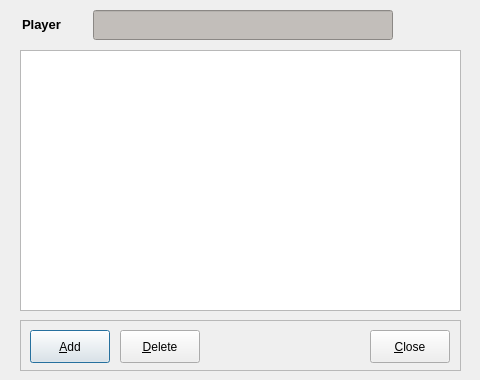
Above: code/pyqt/gui/playerhistory_entry.ui from soccermetrics/marcotti-desktop before the change. Below: the same form after it.
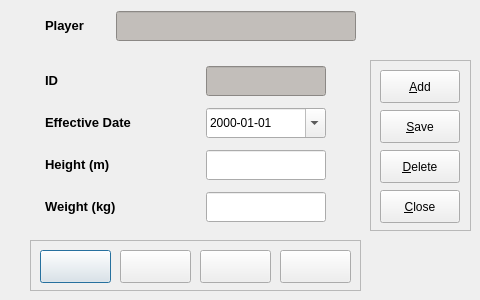
That is the form after the change. Icons and pictures are not drawn.

Commit message: Redesigned Player History UI, replaced table view with widget form (#12)

Diff of the .ui file:
```diff
--- a/code/pyqt/gui/playerhistory_entry.ui
+++ b/code/pyqt/gui/playerhistory_entry.ui
@@ -7,41 +7,181 @@
     <x>0</x>
     <y>0</y>
     <width>480</width>
-    <height>380</height>
+    <height>300</height>
    </rect>
   </property>
   <property name="minimumSize">
    <size>
     <width>480</width>
-    <height>380</height>
+    <height>300</height>
    </size>
   </property>
   <property name="maximumSize">
    <size>
     <width>480</width>
-    <height>380</height>
+    <height>300</height>
    </size>
   </property>
   <property name="windowTitle">
    <string>Height/Weight History</string>
   </property>
-  <widget class="QTableView" name="playerHistory">
+  <widget class="QFrame" name="frame_2">
    <property name="geometry">
     <rect>
-     <x>20</x>
-     <y>50</y>
-     <width>441</width>
-     <height>261</height>
+     <x>30</x>
+     <y>240</y>
+     <width>331</width>
+     <height>51</height>
     </rect>
    </property>
+   <property name="frameShape">
+    <enum>QFrame::StyledPanel</enum>
+   </property>
+   <property name="frameShadow">
+    <enum>QFrame::Raised</enum>
+   </property>
+   <widget class="QPushButton" name="firstEntry">
+    <property name="geometry">
+     <rect>
+      <x>10</x>
+      <y>10</y>
+      <width>71</width>
+      <height>33</height>
+     </rect>
+    </property>
+    <property name="minimumSize">
+     <size>
+      <width>71</width>
+      <height>33</height>
+     </size>
+    </property>
+    <property name="maximumSize">
+     <size>
+      <width>71</width>
+      <height>33</height>
+     </size>
+    </property>
+    <property name="toolTip">
+     <string>First Entry</string>
+    </property>
+    <property name="text">
+     <string/>
+    </property>
+    <property name="icon">
+     <iconset resource="fmrd_resources.qrc">
+      <normaloff>:/images/first.png</normaloff>:/images/first.png</iconset>
+    </property>
+    <property name="iconSize">
+     <size>
+      <width>16</width>
+      <height>16</height>
+     </size>
+    </property>
+   </widget>
+   <widget class="QPushButton" name="prevEntry">
+    <property name="geometry">
+     <rect>
+      <x>90</x>
+      <y>10</y>
+      <width>71</width>
+      <height>33</height>
+     </rect>
+    </property>
+    <property name="minimumSize">
+     <size>
+      <width>71</width>
+      <height>33</height>
+     </size>
+    </property>
+    <property name="maximumSize">
+     <size>
+      <width>71</width>
+      <height>33</height>
+     </size>
+    </property>
+    <property name="toolTip">
+     <string>Previous Entry</string>
+    </property>
+    <property name="text">
+     <string/>
+    </property>
+    <property name="icon">
+     <iconset resource="fmrd_resources.qrc">
+      <normaloff>:/images/prev.png</normaloff>:/images/prev.png</iconset>
+    </property>
+   </widget>
+   <widget class="QPushButton" name="nextEntry">
+    <property name="geometry">
+     <rect>
+      <x>170</x>
+      <y>10</y>
+      <width>71</width>
+      <height>33</height>
+     </rect>
+    </property>
+    <property name="minimumSize">
+     <size>
+      <width>71</width>
+      <height>33</height>
+     </size>
+    </property>
+    <property name="maximumSize">
+     <size>
+      <width>71</width>
+      <height>33</height>
+     </size>
+    </property>
+    <property name="toolTip">
+     <string>Next Entry</string>
+    </property>
+    <property name="text">
+     <string/>
+    </property>
+    <property name="icon">
+     <iconset resource="fmrd_resources.qrc">
+      <normaloff>:/images/next.png</normaloff>:/images/next.png</iconset>
+    </property>
+   </widget>
+   <widget class="QPushButton" name="lastEntry">
+    <property name="geometry">
+     <rect>
+      <x>250</x>
+      <y>10</y>
+      <width>71</width>
+      <height>33</height>
+     </rect>
+    </property>
+    <property name="minimumSize">
+     <size>
+      <width>71</width>
+      <height>33</height>
+     </size>
+    </property>
+    <property name="maximumSize">
+     <size>
+      <width>71</width>
+      <height>33</height>
+     </size>
+    </property>
+    <property name="toolTip">
+     <string>Last Entry</string>
+    </property>
+    <property name="text">
+     <string/>
+    </property>
+    <property name="icon">
+     <iconset resource="fmrd_resources.qrc">
+      <normaloff>:/images/last.png</normaloff>:/images/last.png</iconset>
+    </property>
+   </widget>
   </widget>
   <widget class="QFrame" name="frame">
    <property name="geometry">
     <rect>
-     <x>20</x>
-     <y>320</y>
-     <width>441</width>
-     <height>51</height>
+     <x>370</x>
+     <y>60</y>
+     <width>101</width>
+     <height>171</height>
     </rect>
    </property>
    <property name="frameShape">
@@ -50,6 +190,102 @@
    <property name="frameShadow">
     <enum>QFrame::Raised</enum>
    </property>
+   <widget class="QPushButton" name="closeButton">
+    <property name="geometry">
+     <rect>
+      <x>10</x>
+      <y>130</y>
+      <width>80</width>
+      <height>33</height>
+     </rect>
+    </property>
+    <property name="minimumSize">
+     <size>
+      <width>80</width>
+      <height>33</height>
+     </size>
+    </property>
+    <property name="maximumSize">
+     <size>
+      <width>80</width>
+      <height>33</height>
+     </size>
+    </property>
+    <property name="toolTip">
+     <string>Close Window</string>
+    </property>
+    <property name="text">
+     <string>&amp;Close</string>
+    </property>
+    <property name="icon">
+     <iconset resource="fmrd_resources.qrc">
+      <normaloff>:/images/quit.png</normaloff>:/images/quit.png</iconset>
+    </property>
+   </widget>
+   <widget class="QPushButton" name="saveEntry">
+    <property name="geometry">
+     <rect>
+      <x>10</x>
+      <y>50</y>
+      <width>80</width>
+      <height>33</height>
+     </rect>
+    </property>
+    <property name="minimumSize">
+     <size>
+      <width>80</width>
+      <height>33</height>
+     </size>
+    </property>
+    <property name="maximumSize">
+     <size>
+      <width>80</width>
+      <height>33</height>
+     </size>
+    </property>
+    <property name="toolTip">
+     <string>Delete Entry</string>
+    </property>
+    <property name="text">
+     <string>&amp;Save</string>
+    </property>
+    <property name="icon">
+     <iconset resource="fmrd_resources.qrc">
+      <normaloff>:/images/save.png</normaloff>:/images/save.png</iconset>
+    </property>
+   </widget>
+   <widget class="QPushButton" name="deleteEntry">
+    <property name="geometry">
+     <rect>
+      <x>10</x>
+      <y>90</y>
+      <width>80</width>
+      <height>33</height>
+     </rect>
+    </property>
+    <property name="minimumSize">
+     <size>
+      <width>80</width>
+      <height>33</height>
+     </size>
+    </property>
+    <property name="maximumSize">
+     <size>
+      <width>80</width>
+      <height>33</height>
+     </size>
+    </property>
+    <property name="toolTip">
+     <string>Delete Entry</string>
+    </property>
+    <property name="text">
+     <string>&amp;Delete</string>
+    </property>
+    <property name="icon">
+     <iconset resource="fmrd_resources.qrc">
+      <normaloff>:/images/delete.png</normaloff>:/images/delete.png</iconset>
+    </property>
+   </widget>
    <widget class="QPushButton" name="addEntry">
     <property name="geometry">
      <rect>
@@ -82,83 +318,13 @@
       <normaloff>:/images/add.png</normaloff>:/images/add.png</iconset>
     </property>
    </widget>
-   <widget class="QPushButton" name="deleteEntry">
-    <property name="geometry">
-     <rect>
-      <x>100</x>
-      <y>10</y>
-      <width>80</width>
-      <height>33</height>
-     </rect>
-    </property>
-    <property name="minimumSize">
-     <size>
-      <width>80</width>
-      <height>33</height>
-     </size>
-    </property>
-    <property name="maximumSize">
-     <size>
-      <width>80</width>
-      <height>33</height>
-     </size>
-    </property>
-    <property name="toolTip">
-     <string>Delete Entry</string>
-    </property>
-    <property name="text">
-     <string>&amp;Delete</string>
-    </property>
-    <property name="icon">
-     <iconset resource="fmrd_resources.qrc">
-      <normaloff>:/images/delete.png</normaloff>:/images/delete.png</iconset>
-    </property>
-   </widget>
-   <widget class="QPushButton" name="closeButton">
-    <property name="geometry">
-     <rect>
-      <x>350</x>
-      <y>10</y>
-      <width>80</width>
-      <height>33</height>
-     </rect>
-    </property>
-    <property name="minimumSize">
-     <size>
-      <width>80</width>
-      <height>33</height>
-     </size>
-    </property>
-    <property name="maximumSize">
-     <size>
-      <width>80</width>
-      <height>33</height>
-     </size>
-    </property>
-    <property name="toolTip">
-     <string>Close Entry</string>
-    </property>
-    <property name="text">
-     <string>&amp;Close</string>
-    </property>
-    <property name="icon">
-     <iconset resource="fmrd_resources.qrc">
-      <normaloff>:/images/quit.png</normaloff>:/images/quit.png</iconset>
-    </property>
-    <property name="iconSize">
-     <size>
-      <width>16</width>
-      <height>16</height>
-     </size>
-    </property>
-   </widget>
   </widget>
   <widget class="QWidget" name="layoutWidget">
    <property name="geometry">
     <rect>
-     <x>17</x>
-     <y>0</y>
-     <width>381</width>
+     <x>40</x>
+     <y>1</y>
+     <width>321</width>
      <height>51</height>
     </rect>
    </property>
@@ -168,13 +334,13 @@
       <property name="minimumSize">
        <size>
         <width>60</width>
-        <height>20</height>
+        <height>30</height>
        </size>
       </property>
       <property name="maximumSize">
        <size>
         <width>60</width>
-        <height>20</height>
+        <height>30</height>
        </size>
       </property>
       <property name="text">
@@ -190,13 +356,13 @@
      <widget class="QLineEdit" name="player_display">
       <property name="minimumSize">
        <size>
-        <width>300</width>
+        <width>240</width>
         <height>30</height>
        </size>
       </property>
       <property name="maximumSize">
        <size>
-        <width>300</width>
+        <width>240</width>
         <height>30</height>
        </size>
       </property>
@@ -301,6 +467,202 @@
     </item>
    </layout>
   </widget>
+  <widget class="QWidget" name="layoutWidget">
+   <property name="geometry">
+    <rect>
+     <x>10</x>
+     <y>60</y>
+     <width>351</width>
+     <height>171</height>
+    </rect>
+   </property>
+   <layout class="QGridLayout" name="gridLayout">
+    <item row="0" column="0">
+     <widget class="QLabel" name="label_5">
+      <property name="minimumSize">
+       <size>
+        <width>120</width>
+        <height>30</height>
+       </size>
+      </property>
+      <property name="maximumSize">
+       <size>
+        <width>120</width>
+        <height>30</height>
+       </size>
+      </property>
+      <property name="text">
+       <string>&lt;!DOCTYPE HTML PUBLIC &quot;-//W3C//DTD HTML 4.0//EN&quot; &quot;http://www.w3.org/TR/REC-html40/strict.dtd&quot;&gt;
+&lt;html&gt;&lt;head&gt;&lt;meta name=&quot;qrichtext&quot; content=&quot;1&quot; /&gt;&lt;style type=&quot;text/css&quot;&gt;
+p, li { white-space: pre-wrap; }
+&lt;/style&gt;&lt;/head&gt;&lt;body style=&quot; font-family:'Sans'; font-size:10pt; font-weight:400; font-style:normal;&quot;&gt;
+&lt;p style=&quot; margin-top:0px; margin-bottom:0px; margin-left:0px; margin-right:0px; -qt-block-indent:0; text-indent:0px;&quot;&gt;&lt;span style=&quot; font-weight:600;&quot;&gt;ID&lt;/span&gt;&lt;/p&gt;&lt;/body&gt;&lt;/html&gt;</string>
+      </property>
+     </widget>
+    </item>
+    <item row="0" column="1">
+     <widget class="QLineEdit" name="historyID_display">
+      <property name="minimumSize">
+       <size>
+        <width>120</width>
+        <height>30</height>
+       </size>
+      </property>
+      <property name="maximumSize">
+       <size>
+        <width>120</width>
+        <height>30</height>
+       </size>
+      </property>
+      <property name="styleSheet">
+       <string notr="true">background-color: rgb(194, 190, 186);</string>
+      </property>
+      <property name="readOnly">
+       <bool>true</bool>
+      </property>
+     </widget>
+    </item>
+    <item row="1" column="0">
+     <widget class="QLabel" name="label_2">
+      <property name="minimumSize">
+       <size>
+        <width>120</width>
+        <height>30</height>
+       </size>
+      </property>
+      <property name="maximumSize">
+       <size>
+        <width>120</width>
+        <height>30</height>
+       </size>
+      </property>
+      <property name="text">
+       <string>&lt;!DOCTYPE HTML PUBLIC &quot;-//W3C//DTD HTML 4.0//EN&quot; &quot;http://www.w3.org/TR/REC-html40/strict.dtd&quot;&gt;
+&lt;html&gt;&lt;head&gt;&lt;meta name=&quot;qrichtext&quot; content=&quot;1&quot; /&gt;&lt;style type=&quot;text/css&quot;&gt;
+p, li { white-space: pre-wrap; }
+&lt;/style&gt;&lt;/head&gt;&lt;body style=&quot; font-family:'Sans'; font-size:10pt; font-weight:400; font-style:normal;&quot;&gt;
+&lt;p style=&quot; margin-top:0px; margin-bottom:0px; margin-left:0px; margin-right:0px; -qt-block-indent:0; text-indent:0px;&quot;&gt;&lt;span style=&quot; font-weight:600;&quot;&gt;Effective Date&lt;/span&gt;&lt;/p&gt;&lt;/body&gt;&lt;/html&gt;</string>
+      </property>
+     </widget>
+    </item>
+    <item row="1" column="1">
+     <widget class="QDateEdit" name="plyrDateEdit">
+      <property name="minimumSize">
+       <size>
+        <width>120</width>
+        <height>30</height>
+       </size>
+      </property>
+      <property name="maximumSize">
+       <size>
+        <width>120</width>
+        <height>30</height>
+       </size>
+      </property>
+      <property name="toolTip">
+       <string>Effective data of player data</string>
+      </property>
+      <property name="maximumDate">
+       <date>
+        <year>7999</year>
+        <month>12</month>
+        <day>31</day>
+       </date>
+      </property>
+      <property name="displayFormat">
+       <string>yyyy-MM-dd</string>
+      </property>
+      <property name="calendarPopup">
+       <bool>true</bool>
+      </property>
+     </widget>
+    </item>
+    <item row="2" column="0">
+     <widget class="QLabel" name="label_3">
+      <property name="minimumSize">
+       <size>
+        <width>120</width>
+        <height>30</height>
+       </size>
+      </property>
+      <property name="maximumSize">
+       <size>
+        <width>120</width>
+        <height>30</height>
+       </size>
+      </property>
+      <property name="text">
+       <string>&lt;!DOCTYPE HTML PUBLIC &quot;-//W3C//DTD HTML 4.0//EN&quot; &quot;http://www.w3.org/TR/REC-html40/strict.dtd&quot;&gt;
+&lt;html&gt;&lt;head&gt;&lt;meta name=&quot;qrichtext&quot; content=&quot;1&quot; /&gt;&lt;style type=&quot;text/css&quot;&gt;
+p, li { white-space: pre-wrap; }
+&lt;/style&gt;&lt;/head&gt;&lt;body style=&quot; font-family:'Sans'; font-size:10pt; font-weight:400; font-style:normal;&quot;&gt;
+&lt;p style=&quot; margin-top:0px; margin-bottom:0px; margin-left:0px; margin-right:0px; -qt-block-indent:0; text-indent:0px;&quot;&gt;&lt;span style=&quot; font-weight:600;&quot;&gt;Height (m)&lt;/span&gt;&lt;/p&gt;&lt;/body&gt;&lt;/html&gt;</string>
+      </property>
+     </widget>
+    </item>
+    <item row="2" column="1">
+     <widget class="QLineEdit" name="plyrHeightEdit">
+      <property name="minimumSize">
+       <size>
+        <width>120</width>
+        <height>30</height>
+       </size>
+      </property>
+      <property name="maximumSize">
+       <size>
+        <width>120</width>
+        <height>30</height>
+       </size>
+      </property>
+      <property name="toolTip">
+       <string>Player height (m)</string>
+      </property>
+     </widget>
+    </item>
+    <item row="3" column="0">
+     <widget class="QLabel" name="label_4">
+      <property name="minimumSize">
+       <size>
+        <width>120</width>
+        <height>30</height>
+       </size>
+      </property>
+      <property name="maximumSize">
+       <size>
+        <width>120</width>
+        <height>30</height>
+       </size>
+      </property>
+      <property name="text">
+       <string>&lt;!DOCTYPE HTML PUBLIC &quot;-//W3C//DTD HTML 4.0//EN&quot; &quot;http://www.w3.org/TR/REC-html40/strict.dtd&quot;&gt;
+&lt;html&gt;&lt;head&gt;&lt;meta name=&quot;qrichtext&quot; content=&quot;1&quot; /&gt;&lt;style type=&quot;text/css&quot;&gt;
+p, li { white-space: pre-wrap; }
+&lt;/style&gt;&lt;/head&gt;&lt;body style=&quot; font-family:'Sans'; font-size:10pt; font-weight:400; font-style:normal;&quot;&gt;
+&lt;p style=&quot; margin-top:0px; margin-bottom:0px; margin-left:0px; margin-right:0px; -qt-block-indent:0; text-indent:0px;&quot;&gt;&lt;span style=&quot; font-weight:600;&quot;&gt;Weight (kg)&lt;/span&gt;&lt;/p&gt;&lt;/body&gt;&lt;/html&gt;</string>
+      </property>
+     </widget>
+    </item>
+    <item row="3" column="1">
+     <widget class="QLineEdit" name="plyrWeightEdit">
+      <property name="minimumSize">
+       <size>
+        <width>120</width>
+        <height>30</height>
+       </size>
+      </property>
+      <property name="maximumSize">
+       <size>
+        <width>120</width>
+        <height>30</height>
+       </size>
+      </property>
+      <property name="toolTip">
+       <string>Player weight (kg)</string>
+      </property>
+     </widget>
+    </item>
+   </layout>
+  </widget>
  </widget>
  <resources>
   <include location="fmrd_resources.qrc"/>
```
The commit also changes 1 other file.
